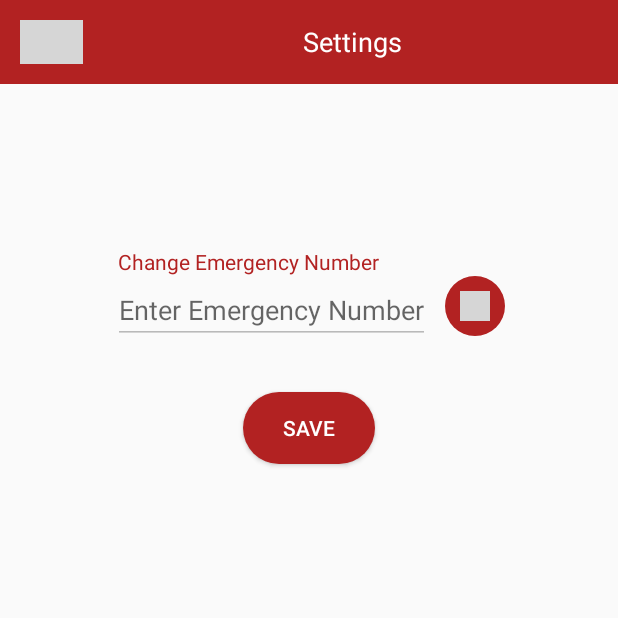
After one commit to mirnaaak/HealthTrackingApp, an Android app built with Jetpack Compose: the settings screen opened directly, with no data from a screen before it, on a phone screen of 412 x 824 dp, the top half of it. The commit adds this screen. Run offline under Robolectric (Android 15) with nearby library versions, the phone set to English and light mode, and no system bars; grey boxes are pictures that could not be loaded.

Commit message:
Settings Added

```diff
--- a/app/build.gradle.kts
+++ b/app/build.gradle.kts
@@ -52,9 +52,9 @@ android {
 dependencies {
 
     implementation(libs.glide)
+    implementation(libs.androidx.constraintlayout)
     annotationProcessor(libs.glide.compiler)
 
-    implementation(libs.androidx.core.ktx)
     implementation(libs.androidx.lifecycle.runtime.ktx)
     implementation(libs.androidx.activity.compose)
     implementation(platform(libs.androidx.compose.bom))
--- /dev/null
+++ b/app/src/main/java/com/example/healthtrackingapp/settings.kt
@@ -0,0 +1,54 @@
+package com.example.healthtrackingapp
+
+import android.content.Context
+import android.content.Intent
+import android.os.Bundle
+import android.widget.Button
+import android.widget.EditText
+import android.widget.ImageView
+import androidx.activity.ComponentActivity
+import androidx.activity.compose.setContent
+import androidx.activity.enableEdgeToEdge
+import androidx.compose.foundation.layout.fillMaxSize
+import androidx.compose.foundation.layout.padding
+import androidx.compose.material3.Scaffold
+import androidx.compose.material3.Text
+import androidx.compose.runtime.Composable
+import androidx.compose.ui.Modifier
+import androidx.compose.ui.tooling.preview.Preview
+import com.example.healthtrackingapp.ui.theme.HealthTrackingAppTheme
+import android.view.inputmethod.InputMethodManager
+import android.widget.TextView
+
+
+class settings : ComponentActivity() {
+    override fun onCreate(savedInstanceState: Bundle?) {
+        super.onCreate(savedInstanceState)
+        setContentView(R.layout.settingslayout)
+
+        // Access the EditText and Button
+        val myEditText: EditText = findViewById(R.id.myEditText)
+        val enableButton: ImageView = findViewById(R.id.enableButton)
+        val saveButton: Button = findViewById(R.id.saveButton)
+        val backBtn: ImageView = findViewById(R.id.backArrowImageView)
+
+        // Set OnClickListener for the button
+        enableButton.setOnClickListener {
+            myEditText.isEnabled = true // Enable the EditText
+            myEditText.requestFocus()  // Optional: Focus the EditText
+
+            // Show the keyboard
+            val imm = getSystemService(Context.INPUT_METHOD_SERVICE) as InputMethodManager
+            imm.showSoftInput(myEditText, InputMethodManager.SHOW_IMPLICIT)
+        }
+
+        saveButton.setOnClickListener{
+            myEditText.isEnabled = false
+        }
+
+        backBtn.setOnClickListener{
+            val intent = Intent(this, MainActivity::class.java)
+            startActivity(intent)
+        }
+    }
+}
--- /dev/null
+++ b/app/src/main/res/drawable/rounded_edit_button.xml
@@ -0,0 +1,4 @@
+<shape xmlns:android="http://schemas.android.com/apk/res/android">
+    <solid android:color="#B22222" /> <!-- Button color -->
+    <corners android:radius="250dp" />   <!-- Makes it circular -->
+</shape>
--- /dev/null
+++ b/app/src/main/res/drawable/rounded_save_button.xml
@@ -0,0 +1,5 @@
+<?xml version="1.0" encoding="utf-8"?>
+<shape xmlns:android="http://schemas.android.com/apk/res/android">
+    <solid android:color="#B22222" /> <!-- Button Color -->
+    <corners android:radius="200dp" /> <!-- Rounded Corners -->
+</shape>
--- a/app/src/main/res/layout/layout1.xml
+++ b/app/src/main/res/layout/layout1.xml
@@ -71,7 +71,7 @@
             android:id="@+id/heartRateImage"
             android:layout_width="100dp"
             android:layout_height="100dp"
-            android:src="@drawable/heart_rate"
+            android:src="@drawable/ic_pen"
             android:contentDescription="Heart Rate"
             android:layout_marginEnd="16dp" />
 
@@ -128,7 +128,7 @@
             android:id="@+id/oxygenImage"
             android:layout_width="130dp"
             android:layout_height="130dp"
-            android:src="@drawable/oxygen_level"
+            android:src="@drawable/ic_pen"
             android:contentDescription="Oxygen Level" />
 
         <!-- SPO2 Text -->
--- /dev/null
+++ b/app/src/main/res/layout/settingslayout.xml
@@ -0,0 +1,96 @@
+<?xml version="1.0" encoding="utf-8"?>
+<RelativeLayout xmlns:android="http://schemas.android.com/apk/res/android"
+    android:layout_width="match_parent"
+    android:layout_height="match_parent">
+
+    <!-- Top App Bar -->
+    <LinearLayout
+        android:id="@+id/topBar"
+        android:layout_width="match_parent"
+        android:layout_height="wrap_content"
+        android:orientation="horizontal"
+        android:background="#B22222"
+        android:padding="5dp"
+        android:gravity="center_vertical">
+
+        <!-- History Button -->
+        <ImageView
+            android:id="@+id/backArrowImageView"
+            android:layout_width="42dp"
+            android:layout_height="29dp"
+            android:layout_margin="8dp"
+            android:maxHeight="10dp"
+            android:src="@drawable/back_arrow"/>
+
+        <!-- Title -->
+        <TextView
+            android:id="@+id/titleTextView"
+            android:layout_width="0dp"
+            android:layout_height="wrap_content"
+            android:layout_weight="1"
+            android:text="Settings"
+            android:textColor="@android:color/white"
+            android:textSize="18sp"
+            android:gravity="center" />
+
+    </LinearLayout>
+
+    <!-- Main Layout -->
+    <LinearLayout
+        android:layout_width="match_parent"
+        android:layout_height="match_parent"
+        android:gravity="center"
+        android:orientation="vertical">
+
+        <TextView
+            android:layout_width="wrap_content"
+            android:layout_height="wrap_content"
+            android:text="Change Emergency Number"
+            android:textColor="#B22222"
+            android:layout_marginEnd="40dp"/>
+
+        <LinearLayout
+            android:layout_width="wrap_content"
+            android:layout_height="wrap_content"
+            android:orientation="horizontal">
+
+            <!-- EditText -->
+            <EditText
+                android:id="@+id/myEditText"
+                android:layout_width="wrap_content"
+                android:layout_height="wrap_content"
+                android:hint="Enter Emergency Number"
+                android:inputType="number"
+                android:enabled="false"
+                android:layout_marginEnd="10dp"
+                android:layout_marginBottom="16dp"/>
+
+            <!-- Button -->
+            <FrameLayout
+                android:layout_width="40dp"
+                android:layout_height="40dp"
+                android:background="@drawable/rounded_edit_button">
+
+                <ImageView
+                    android:id="@+id/enableButton"
+                    android:layout_width="20dp"
+                    android:layout_height="20dp"
+                    android:layout_gravity="center"
+                    android:src="@drawable/ic_pen"
+                    android:contentDescription="Edit"/>
+            </FrameLayout>
+        </LinearLayout>
+
+        <!-- Save Button -->
+        <Button
+            android:id="@+id/saveButton"
+            android:layout_width="wrap_content"
+            android:layout_height="wrap_content"
+            android:text="Save"
+            android:textColor="@android:color/white"
+            android:background="@drawable/rounded_save_button"
+            android:layout_marginTop="16dp"
+            android:layout_marginBottom="350dp"/>
+    </LinearLayout>
+
+</RelativeLayout>
--- a/app/src/main/res/values/strings.xml
+++ b/app/src/main/res/values/strings.xml
@@ -1,4 +1,5 @@
 <resources>
     <string name="app_name">HealthTrackingApp</string>
     <string name="settings">Settings</string>
+    <string name="title_activity_settings">settings</string>
 </resources>
--- a/gradle/libs.versions.toml
+++ b/gradle/libs.versions.toml
@@ -9,6 +9,7 @@ lifecycleRuntimeKtx = "2.8.7"
 activityCompose = "1.9.3"
 composeBom = "2024.04.01"
 glide = "4.15.1"
+constraintlayout = "2.2.0"
 
 [libraries]
 androidx-core-ktx = { group = "androidx.core", name = "core-ktx", version.ref = "coreKtx" }
@@ -27,6 +28,7 @@ androidx-ui-test-junit4 = { group = "androidx.compose.ui", name = "ui-test-junit
 androidx-material3 = { group = "androidx.compose.material3", name = "material3" }
 glide = { module = "com.github.bumptech.glide:glide", version.ref = "glide" }
 glide-compiler = { module = "com.github.bumptech.glide:compiler", version.ref = "glide" }
+androidx-constraintlayout = { group = "androidx.constraintlayout", name = "constraintlayout", version.ref = "constraintlayout" }
 
 [plugins]
 android-application = { id = "com.android.application", version.ref = "agp" }
```
Also changed, not shown: app/src/main/AndroidManifest.xml (+6 -1 lines), app/src/main/java/com/example/healthtrackingapp/MainActivity.kt (+9 -26 lines), app/src/main/res/xml/ic_round_edit_button.xml (added, +15 -0 lines).
